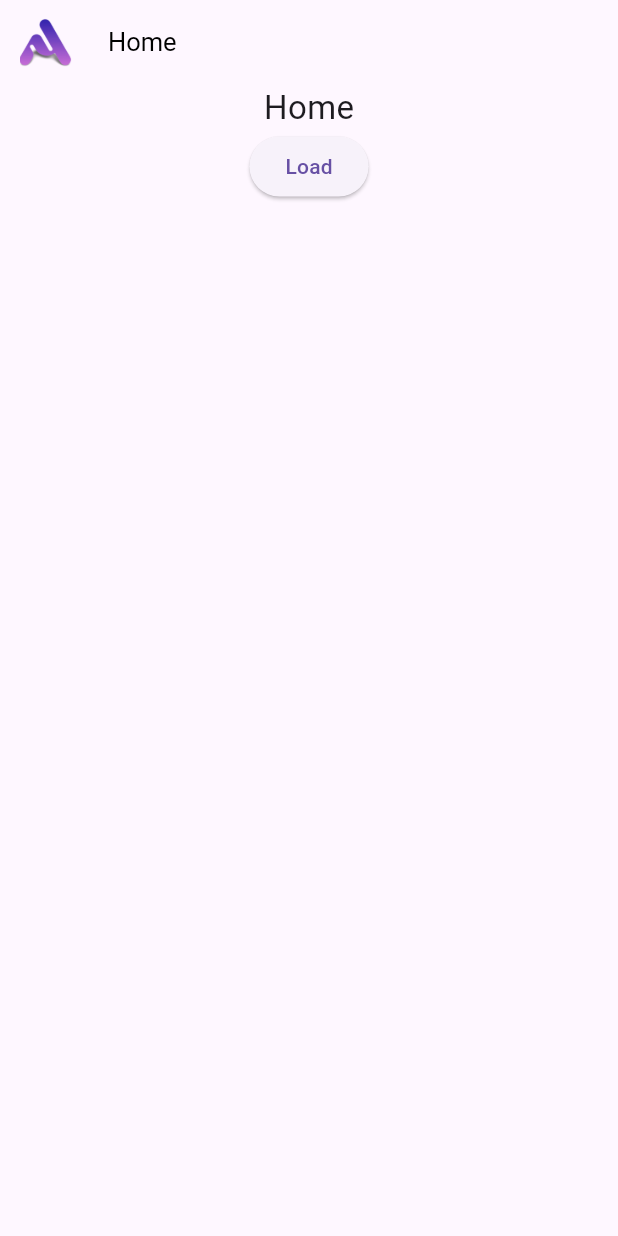
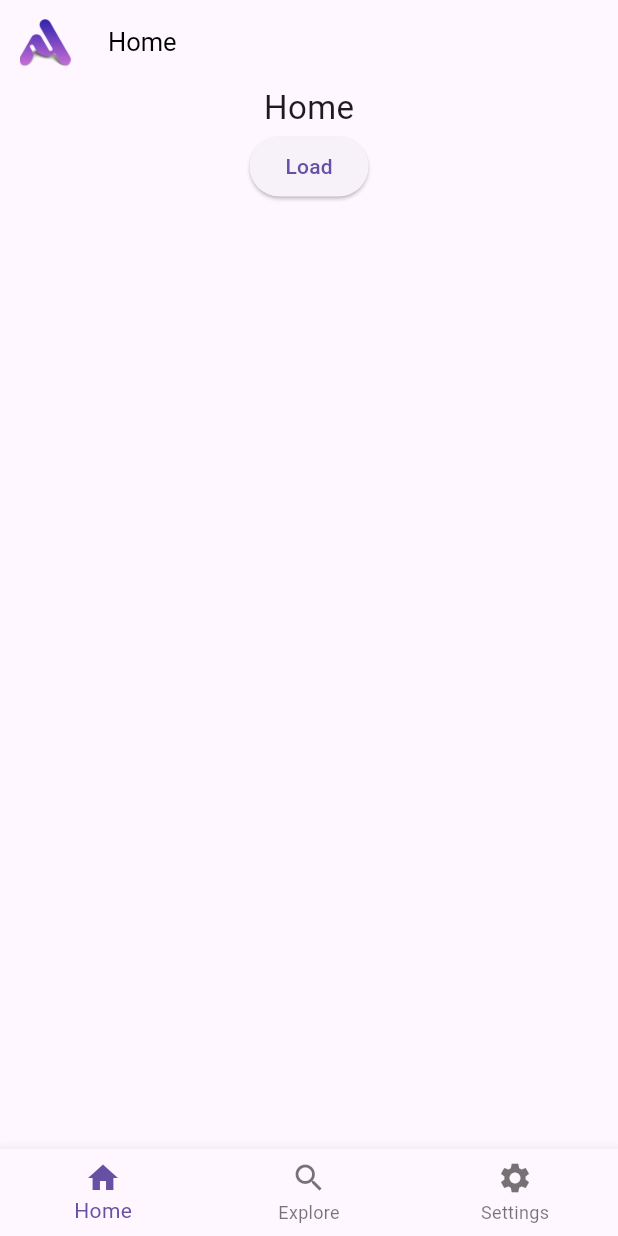
Before and after one commit to Awekon/Awekon, a Flutter app: the screen it shows after launch, after a tap on "skip", on a phone screen of 412 x 824 dp. Run offline on Flutter 3.47's test engine with Material 3 defaults, Android fonts, the phone set to English and light mode, and no system bars; our stand-ins replace animated_splash_screen, lottie.

Commit message:
bottomNavigation done

```diff
--- a/lib/components/ui_components/BottomNavigation/Views/BottomNavigation.dart
+++ b/lib/components/ui_components/BottomNavigation/Views/BottomNavigation.dart
@@ -0,0 +1,57 @@
+import 'package:awekon/core/NavigationItem/BottomNavigationItemClassifier.dart';
+import 'package:awekon/core/constants/font_size.dart';
+import 'package:flutter/material.dart';
+
+class BottomNavigation extends StatefulWidget {
+  final List<BottomNavigationItemClassifier> items;
+
+  const BottomNavigation({super.key, required this.items});
+
+  @override
+  State<BottomNavigation> createState() => _BottomNavigationState();
+}
+
+class _BottomNavigationState extends State<BottomNavigation> {
+  int _selectedIndex = 0;
+
+  void _onItemTapped(int index) {
+    setState(() {
+      _selectedIndex = index;
+    });
+  }
+
+  void profileIconPressed() {
+    // Define what happens when the profile icon is pressed
+  }
+
+  @override
+  Widget build(BuildContext context) {
+    return Scaffold(
+      appBar: AppBar(
+        leading: Padding(
+          padding: const EdgeInsets.only(left: 5.0),
+          child: IconButton(
+            icon: Image.asset("assets/icons/Awekon_shadow_icon.png"),
+            onPressed: profileIconPressed,
+          ),
+        ),
+        title: Text(
+          widget.items[_selectedIndex].label,
+          style:
+              const TextStyle(fontSize: FontSize.medium, color: Colors.black),
+        ),
+      ),
+      body: widget.items[_selectedIndex].screen,
+      bottomNavigationBar: BottomNavigationBar(
+        items: widget.items
+            .map((item) => BottomNavigationBarItem(
+                  icon: Icon(item.icon),
+                  label: item.label,
+                ))
+            .toList(),
+        currentIndex: _selectedIndex,
+        onTap: _onItemTapped,
+      ),
+    );
+  }
+}
--- /dev/null
+++ b/lib/core/NavigationItem/BottomNavigationItemClassifier.dart
@@ -0,0 +1,13 @@
+import 'package:flutter/material.dart';
+
+class BottomNavigationItemClassifier {
+  final IconData icon;
+  final String label;
+  final Widget screen;
+
+  BottomNavigationItemClassifier({
+    required this.icon,
+    required this.label,
+    required this.screen,
+  });
+}
--- /dev/null
+++ b/lib/core/constants/BottomNavigationItems.dart
@@ -0,0 +1,32 @@
+import 'package:awekon/core/NavigationItem/BottomNavigationItemClassifier.dart';
+import 'package:awekon/screens/Explore/Views/Explore.dart';
+import 'package:awekon/screens/Home/Views/home.dart';
+import 'package:awekon/screens/Settings/Views/Settings.dart';
+import 'package:flutter/material.dart';
+
+const List<Map<String, dynamic>> bottomNavItemsContent = [
+  {
+    "icon": Icons.home,
+    "label": 'Home',
+    "screen": Home(),
+  },
+  {
+    "icon": Icons.search,
+    "label": 'Explore',
+    "screen": Explore(),
+  },
+  {
+    "icon": Icons.settings,
+    "label": 'Settings',
+    "screen": Settings(),
+  }
+];
+
+final List<BottomNavigationItemClassifier> bottomNavigationItems =
+    bottomNavItemsContent
+        .map((item) => BottomNavigationItemClassifier(
+              icon: item["icon"] as IconData,
+              label: item["label"] as String,
+              screen: item["screen"] as Widget,
+            ))
+        .toList();
--- a/lib/core/constants/size_config.dart
+++ b/lib/core/constants/size_config.dart
@@ -1,19 +1,19 @@
 import 'package:flutter/widgets.dart';
 
 class SizeConfig {
-  static late double screenWidth;
-  static late double screenHeight;
-  static late double blockSizeHorizontal;
-  static late double blockSizeVertical;
+  late double screenWidth;
+  late double screenHeight;
+  late double blockSizeHorizontal;
+  late double blockSizeVertical;
 
-  static late double textMultiplier;
-  static late double imageSizeMultiplier;
-  static late double heightMultiplier;
+  late double textMultiplier;
+  late double imageSizeMultiplier;
+  late double heightMultiplier;
 
-  static bool isPortrait = true;
-  static bool isMobilePortrait = false;
+  bool isPortrait = true;
+  bool isMobilePortrait = false;
 
-  void init(BuildContext context) {
+  SizeConfig(BuildContext context) {
     screenWidth = MediaQuery.of(context).size.width;
     screenHeight = MediaQuery.of(context).size.height;
 
@@ -28,3 +28,9 @@ class SizeConfig {
     heightMultiplier = blockSizeVertical;
   }
 }
+
+Size getWidgetSize(BuildContext context, GlobalKey key) {
+  final RenderBox renderBox =
+      key.currentContext!.findRenderObject() as RenderBox;
+  return renderBox.size;
+}
--- a/lib/main.dart
+++ b/lib/main.dart
@@ -1,5 +1,6 @@
 import 'package:awekon/core/constants/size_config.dart';
 import 'package:awekon/screens/SlashScreen/Veiws/splashScreen.dart';
+import 'package:flutter/foundation.dart';
 import 'package:flutter/material.dart';
 
 void main() {
@@ -11,8 +12,11 @@ class App extends StatelessWidget {
 
   @override
   Widget build(BuildContext context) {
-    SizeConfig().init(context);
+    SizeConfig mainSize = SizeConfig(context);
 
+    if (kDebugMode) {
+      print("container: ${mainSize.blockSizeVertical}");
+    }
     return const MaterialApp(
         debugShowCheckedModeBanner: false, home: splashScreen());
   }
--- /dev/null
+++ b/lib/screens/Explore/Views/Explore.dart
@@ -0,0 +1,19 @@
+import 'package:flutter/material.dart';
+
+class Explore extends StatefulWidget {
+  const Explore({super.key});
+
+  @override
+  State<Explore> createState() => _ExploreState();
+}
+
+class _ExploreState extends State<Explore> {
+  @override
+  Widget build(BuildContext context) {
+    return const Scaffold(
+      body: Center(
+        child: Text("Explore"),
+      ),
+    );
+  }
+}
--- a/lib/screens/Home/Views/home.dart
+++ b/lib/screens/Home/Views/home.dart
@@ -44,19 +44,6 @@ class _HomeState extends State<Home> {
   @override
   Widget build(BuildContext context) {
     return Scaffold(
-      appBar: AppBar(
-        leading: Padding(
-          padding: const EdgeInsets.only(left: 5.0),
-          child: IconButton(
-            icon: Image.asset("assets/icons/Awekon_shadow_icon.png"),
-            onPressed: profileIconPressed,
-          ),
-        ),
-        title: const Text(
-          "Home",
-          style: TextStyle(fontSize: FontSize.medium, color: Colors.black),
-        ),
-      ),
       body: Column(
         children: [
           const Center(
--- a/lib/screens/OnBoardingScreen/Views/OnBoardingScreen.dart
+++ b/lib/screens/OnBoardingScreen/Views/OnBoardingScreen.dart
@@ -1,4 +1,5 @@
-import 'package:awekon/screens/Home/Views/home.dart';
+import 'package:awekon/components/ui_components/BottomNavigation/Views/BottomNavigation.dart';
+import 'package:awekon/core/constants/BottomNavigationItems.dart';
 import 'package:flutter/material.dart';
 
 class OnBoardingScreen extends StatefulWidget {
@@ -11,7 +12,10 @@ class OnBoardingScreen extends StatefulWidget {
 class _OnBoardingScreenState extends State<OnBoardingScreen> {
   navigate() {
     Navigator.pushReplacement(
-        context, MaterialPageRoute(builder: (context) => const Home()));
+        context,
+        MaterialPageRoute(
+            builder: (context) =>
+                BottomNavigation(items: bottomNavigationItems)));
   }
 
   @override
```
Also changed, not shown: lib/screens/Settings/Views/Settings.dart (added, +38 -0 lines).
